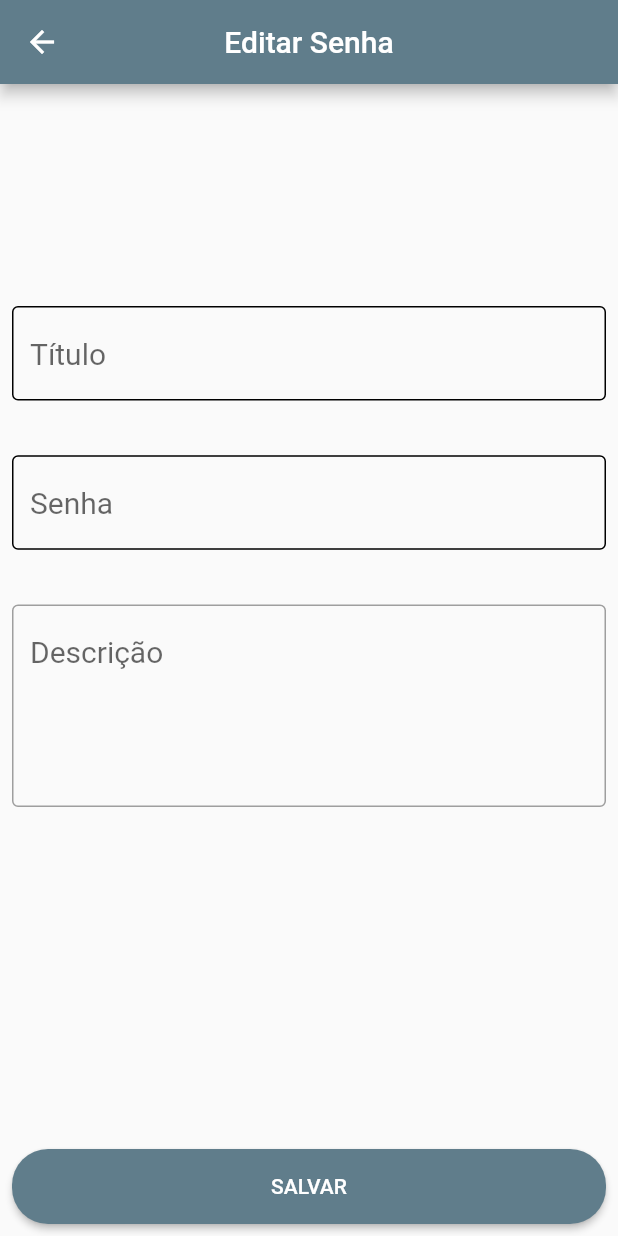
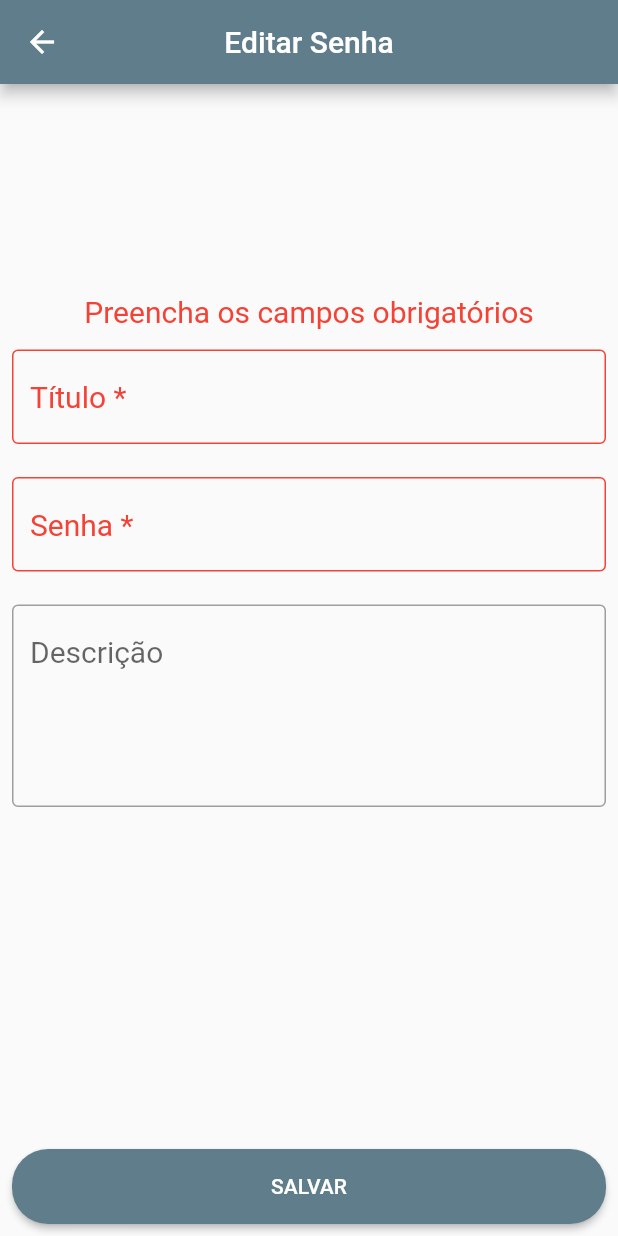
Before and after one commit to danielsantos/safe_password, a Flutter app: the EditPasswordPage screen opened directly with empty values, after a tap on "SALVAR", on a phone screen of 412 x 824 dp. Run offline on Flutter 3.47's test engine with Material 2 defaults, Android fonts, the phone set to English and light mode, and no system bars; our stand-ins replace splashscreen, sqflite; accounts and stored records are empty.

```diff
--- a/lib/pages/edit_password.dart
+++ b/lib/pages/edit_password.dart
@@ -45,6 +45,14 @@ class _EditPasswordPageState extends State<EditPasswordPage> {
               child: Column(
                 mainAxisAlignment: MainAxisAlignment.spaceBetween,
                 children: [
+                  if (!validFieldPass || !validFieldTitle)
+                    const Text(
+                      'Preencha os campos obrigatórios',
+                      style: TextStyle(
+                        color: Colors.red,
+                        fontSize: 20.0,
+                      ),
+                    ),
                   Padding(
                     padding: const EdgeInsets.all(8.0),
                     child: TextField(
@@ -52,19 +60,19 @@ class _EditPasswordPageState extends State<EditPasswordPage> {
                       textCapitalization: TextCapitalization.sentences,
                       controller: controllerTitle,
                       onChanged: (text) {
-                        setState(() {
                         if (text.isNotEmpty) {
                           validFieldTitle = true;
                         }
-                        });
                       },
-                      decoration: const InputDecoration(
-                        hintText: 'Título',
+                      decoration: InputDecoration(
+                        hintText: 'Título *',
                         hintStyle: TextStyle(
                           fontSize: 20.0,
+                          color: validFieldTitle ? Colors.blueGrey : Colors.red,
                         ),
                         enabledBorder: OutlineInputBorder(
                           borderSide: BorderSide(
+                            color: validFieldTitle ? Colors.grey : Colors.red,
                             width: 1.0,
                           ),
                         ),
@@ -76,19 +84,19 @@ class _EditPasswordPageState extends State<EditPasswordPage> {
                     child: TextField(
                       controller: controllerPass,
                       onChanged: (text) {
-                        setState(() {
                         if (text.isNotEmpty) {
                           validFieldPass = true;
                         }
-                        });
                       },
-                      decoration: const InputDecoration(
-                        hintText: 'Senha',
+                      decoration: InputDecoration(
+                        hintText: 'Senha *',
                         hintStyle: TextStyle(
                           fontSize: 20.0,
+                          color: validFieldPass ? Colors.blueGrey : Colors.red,
                         ),
                         enabledBorder: OutlineInputBorder(
                           borderSide: BorderSide(
+                            color: validFieldPass ? Colors.grey : Colors.red,
                             width: 1.0,
                           ),
                         ),
@@ -131,6 +139,7 @@ class _EditPasswordPageState extends State<EditPasswordPage> {
                     ),
                   ),
                   onPressed: () {
+                    setState(() {
                       validFieldTitle = controllerTitle.text != '';
                       validFieldPass = controllerPass.text != '';
 
@@ -151,6 +160,7 @@ class _EditPasswordPageState extends State<EditPasswordPage> {
                         }
                         Navigator.of(context).pushReplacementNamed('/home');
                       }
+                    });
                   },
                   child: const Text('SALVAR'),
                 ),
```
Lines whose indentation alone changed are shown as unchanged.
